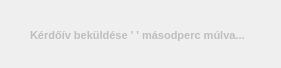
This is MessageBox.ui in hoftom/Mcdonald-s-Coupon-Robot as Qt 5 draws it before an edit. The edited form follows.
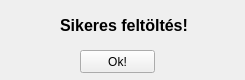
This is the edited form.

```diff
--- a/MessageBox.ui
+++ b/MessageBox.ui
@@ -6,37 +6,45 @@
    <rect>
     <x>0</x>
     <y>0</y>
-    <width>281</width>
-    <height>68</height>
+    <width>245</width>
+    <height>80</height>
    </rect>
   </property>
   <property name="windowTitle">
-   <string>Értesítés</string>
-  </property>
-  <property name="autoFillBackground">
-   <bool>false</bool>
+   <string>Form</string>
   </property>
   <widget class="QLabel" name="label">
-   <property name="enabled">
-    <bool>false</bool>
-   </property>
    <property name="geometry">
     <rect>
-     <x>30</x>
-     <y>20</y>
-     <width>231</width>
+     <x>60</x>
+     <y>10</y>
+     <width>161</width>
      <height>31</height>
     </rect>
    </property>
    <property name="font">
     <font>
-     <pointsize>8</pointsize>
+     <family>MS Sans Serif</family>
+     <pointsize>12</pointsize>
      <weight>75</weight>
      <bold>true</bold>
     </font>
    </property>
    <property name="text">
-    <string>Kérdőív beküldése ' ' másodperc múlva...</string>
+    <string>Sikeres feltöltés!</string>
+   </property>
+  </widget>
+  <widget class="QPushButton" name="pushButton">
+   <property name="geometry">
+    <rect>
+     <x>80</x>
+     <y>50</y>
+     <width>75</width>
+     <height>23</height>
+    </rect>
+   </property>
+   <property name="text">
+    <string>Ok!</string>
    </property>
   </widget>
  </widget>
```
Left out of the diff: 4 changed lines with no effect on the pictures.
